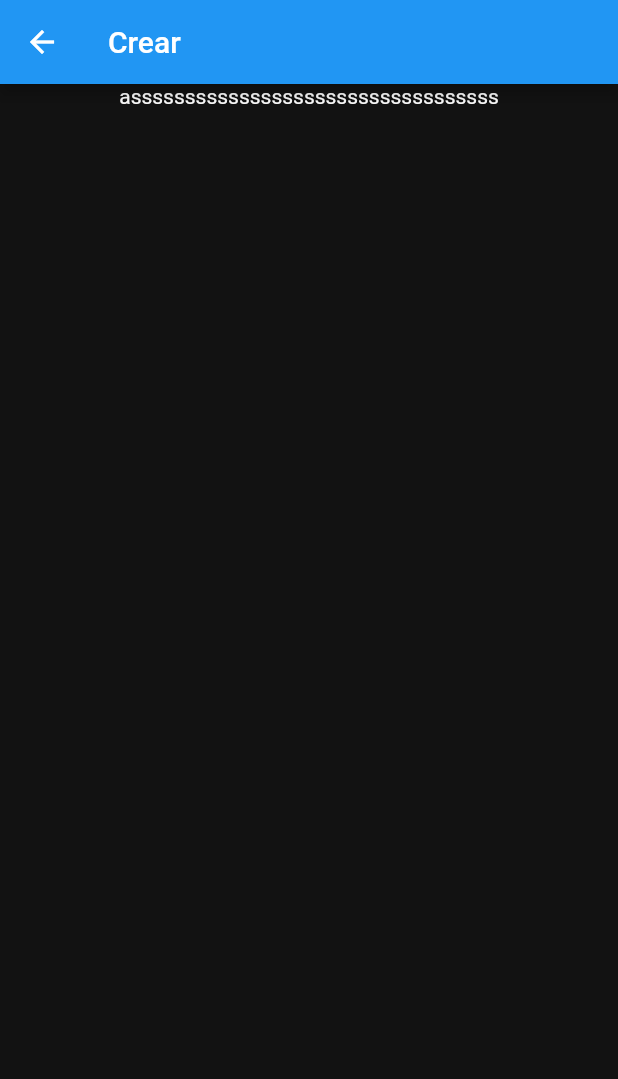
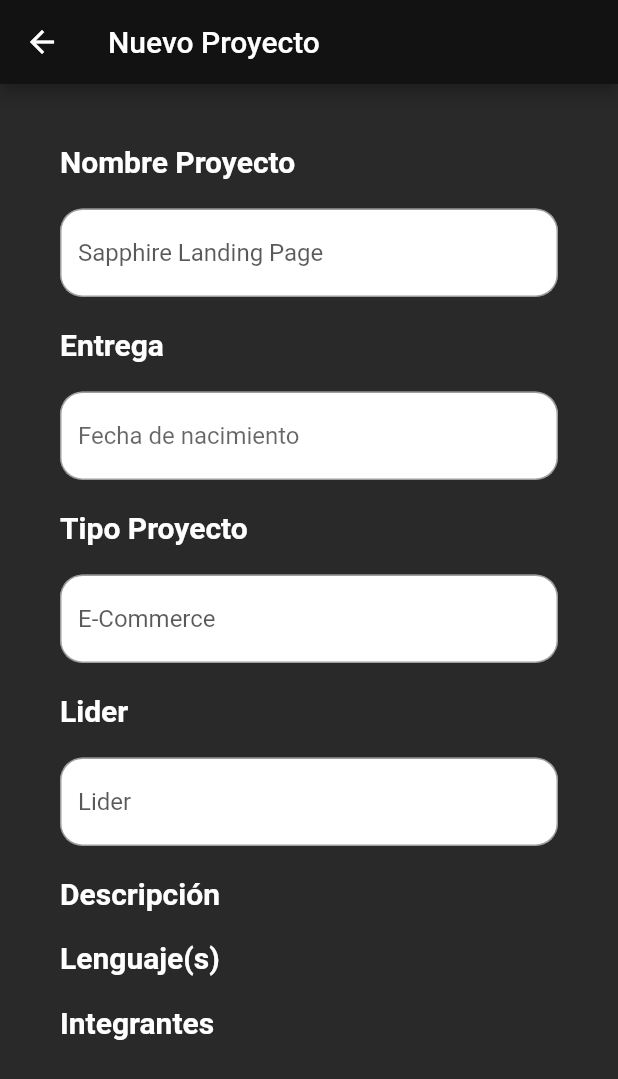
Before and after one commit to RagnarokCoder/Sapphire-Org, a Flutter app: the CreateProject screen opened directly, on a phone screen of 412 x 824 dp. Shown: the top 1079 px of the screen. Run offline on Flutter 3.47's test engine with Material 2 defaults, Android fonts, the light colour scheme and no system bars; our stand-ins replace cloud_firestore, firebase_auth, firebase_core, flutter_slidable, flutter_svg, google_fonts and 2 more; missing offline and left inert: beauty_textfield, bottom_bar_with_sheet, day_night_time_picker, yudiz_modal_sheet; accounts and stored records are empty.

Commit message:
Inicio de crear proyecto

```diff
--- a/lib/Proyectos/create_project.dart
+++ b/lib/Proyectos/create_project.dart
@@ -1,21 +1,168 @@
 import 'package:flutter/material.dart';
 import 'package:sapphire_org/Calendario/Calendario.dart';
 
-class CreateProject extends StatelessWidget {
+class CreateProject extends StatefulWidget {
+  CreateProject({Key key}) : super(key: key);
+
+  @override
+  _CreateProjectState createState() => _CreateProjectState();
+}
+
+class _CreateProjectState extends State<CreateProject> {
+  String _fecha = '';
+  TextEditingController _inputController = new TextEditingController();
+
   @override
   Widget build(BuildContext context) {
     return Scaffold(
       appBar: AppBar(
-        title: Text('Crear'),
+        backgroundColor: colorPrincipal,
+        title: Text('Nuevo Proyecto'),
       ),
       body: Container(
         width: MediaQuery.of(context).size.width,
-        color: colorPrincipal,
-        child: Column(children: [
-          Text('assssssssssssssssssssssssssssssssss',
-              style: TextStyle(color: Colors.white))
+        color: colorPrincipal.withOpacity(.9),
+        child: ListView(children: [
+          Container(
+            margin: EdgeInsets.all(40),
+            child: Column(
+              crossAxisAlignment: CrossAxisAlignment.start,
+              children: [
+                _titles('Nombre Proyecto'),
+                _widgets(_projectInput()),
+                _titles('Entrega'),
+                _widgets(_crearFecha()),
+                _titles('Tipo Proyecto'),
+                _widgets(_projectType()),
+                _titles('Lider'),
+                _widgets(_projetLeader()),
+                _titles('Descripción'),
+                _titles('Lenguaje(s)'),
+                _titles('Integrantes'),
+              ],
+            ),
+          ),
         ]),
       ),
     );
   }
+
+  Widget _titles(String title) {
+    return Container(
+      margin: EdgeInsets.only(bottom: 20),
+      child: Text(
+        title,
+        style: TextStyle(
+            color: Colors.white, fontSize: 20, fontWeight: FontWeight.bold),
+      ),
+    );
+  }
+
+  Widget _widgets(Widget widget) {
+    return Container(margin: EdgeInsets.only(bottom: 20), child: widget);
+  }
+
+  Widget _projectInput() {
+    return Container(
+      decoration: BoxDecoration(
+          borderRadius: BorderRadius.circular(15), color: Colors.white),
+      child: TextField(
+          //autofocus: true,
+
+          cursorColor: colorPrincipal,
+          textCapitalization: TextCapitalization.words,
+          decoration: InputDecoration(
+              border: OutlineInputBorder(
+                  borderRadius: BorderRadius.horizontal(
+                      left: Radius.circular(15), right: Radius.circular(15))),
+              hintText: 'Sapphire Landing Page',
+              hintStyle: TextStyle(color: colorPrincipal.withOpacity(.7)),
+              fillColor: colorPrincipal.withOpacity(.8)),
+          style: TextStyle(color: colorPrincipal),
+          onChanged: (data) {}),
+    );
+  }
+
+  _crearFecha() {
+    return Container(
+      decoration: BoxDecoration(
+          borderRadius: BorderRadius.circular(15), color: Colors.white),
+      child: TextField(
+        enableInteractiveSelection: false,
+        controller: _inputController,
+        decoration: InputDecoration(
+          border: OutlineInputBorder(
+              borderRadius: BorderRadius.horizontal(
+                  left: Radius.circular(15), right: Radius.circular(15))),
+          hintText: 'Fecha de nacimiento',
+        ),
+        onTap: () {
+          FocusScope.of(context).requestFocus(new FocusNode());
+          _selectDate(context);
+        },
+      ),
+    );
+  }
+
+  _selectDate(BuildContext context) async {
+    DateTime picked = await showDatePicker(
+        context: context,
+        initialDate: DateTime(2021),
+        firstDate: DateTime(2021),
+        lastDate: DateTime(2025));
+    if (picked != null) {
+      setState(() {
+        _fecha = picked.toString().substring(0, 10);
+        _inputController.text = _fecha;
+      });
+    }
+  }
+
+  Widget _projectType() {
+    return Container(
+      decoration: BoxDecoration(
+          borderRadius: BorderRadius.circular(15), color: Colors.white),
+      child: TextField(
+          //autofocus: true,
+
+          cursorColor: colorPrincipal,
+          textCapitalization: TextCapitalization.words,
+          decoration: InputDecoration(
+              border: OutlineInputBorder(
+                  borderRadius: BorderRadius.horizontal(
+                      left: Radius.circular(15), right: Radius.circular(15))),
+              hintText: 'E-Commerce',
+              hintStyle: TextStyle(color: colorPrincipal.withOpacity(.7)),
+              fillColor: colorPrincipal.withOpacity(.8)),
+          style: TextStyle(color: colorPrincipal),
+          onChanged: (data) {}),
+    );
+  }
+
+  Widget _projetLeader() {
+    return Container(
+      decoration: BoxDecoration(
+          borderRadius: BorderRadius.circular(15), color: Colors.white),
+      child: TextField(
+          //autofocus: true,
+
+          cursorColor: colorPrincipal,
+          textCapitalization: TextCapitalization.words,
+          decoration: InputDecoration(
+              border: OutlineInputBorder(
+                  borderRadius: BorderRadius.horizontal(
+                      left: Radius.circular(15), right: Radius.circular(15))),
+              hintText: 'Lider',
+              hintStyle: TextStyle(color: colorPrincipal.withOpacity(.7)),
+              fillColor: colorPrincipal.withOpacity(.8)),
+          style: TextStyle(color: colorPrincipal),
+          onChanged: (data) {
+            _selectLeader();
+          }),
+    );
+  }
+
+  Widget _selectLeader() {
+    return ChoiceChip(label: Text('gola'), selected: false);
+  }
 }
--- a/lib/Proyectos/project_screen.dart
+++ b/lib/Proyectos/project_screen.dart
@@ -16,10 +16,13 @@ class ProjectDetails extends StatelessWidget {
                 color: colorPrincipal.withOpacity(.93), child: _TeamMembers()),
             Container(
               color: colorPrincipal.withOpacity(.93),
-              child: Text('Tareas:',
-                  style: TextStyle(
-                      color: Colors.white,
-                      fontSize: textTheme.headline5.fontSize)),
+              child: Container(
+                margin: EdgeInsets.only(left: 10),
+                child: Text('Tareas:',
+                    style: TextStyle(
+                        color: Colors.white,
+                        fontSize: textTheme.headline5.fontSize)),
+              ),
             ),
             Container(
                 color: colorPrincipal.withOpacity(.93),
--- a/pubspec.yaml
+++ b/pubspec.yaml
@@ -40,7 +40,7 @@ dependencies:
 
   # The following adds the Cupertino Icons font to your application.
   # Use with the CupertinoIcons class for iOS style icons.
-  cupertino_icons: ^1.0.1
+  cupertino_icons: ^1.0.2
   flutter_svg:
 
 dev_dependencies:
```
